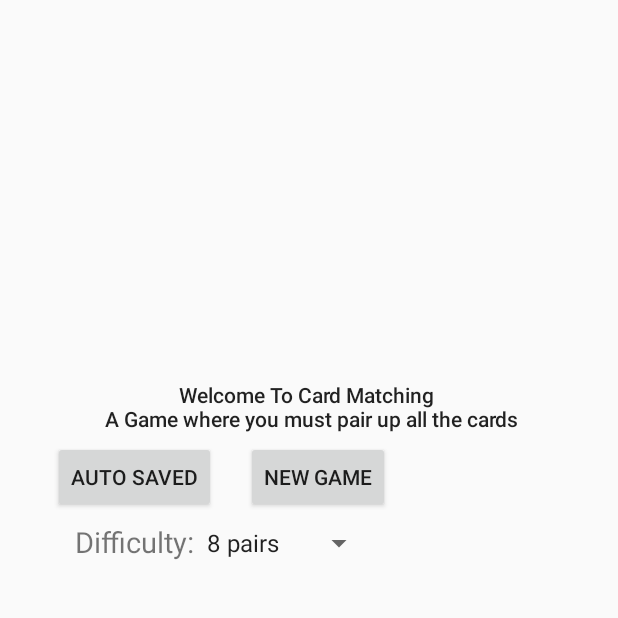
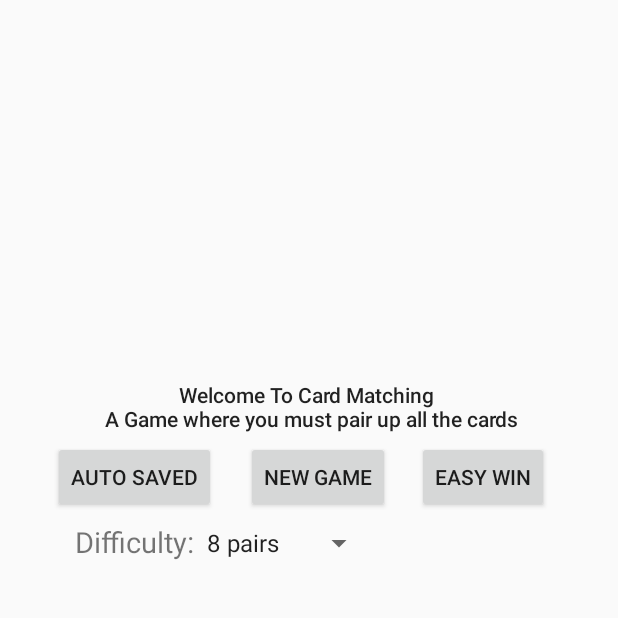
Before and after one commit to shuang55/gamecenter, an Android app: the CardMatchingStartingActivity screen opened directly, with no data from a screen before it, on a phone screen of 412 x 824 dp, the top half of it. Run offline under Robolectric (Android 15) with nearby library versions, the phone set to English and light mode, and no system bars.

Commit message:
Added easy win to card matching game

```diff
--- a/Phase2/GameCentre/app/src/main/java/fall2018/csc2017/cardmatching/CardMatchingBoard.java
+++ b/Phase2/GameCentre/app/src/main/java/fall2018/csc2017/cardmatching/CardMatchingBoard.java
@@ -26,6 +26,8 @@ public class CardMatchingBoard extends Observable implements Serializable, Itera
     void setIsSolved() {
         isSolved = 1 ;
     }
+
+    int pairsMatched;
 
     /**
      * 0 if board is not solved, 1 if board is solved.
@@ -72,6 +74,7 @@ public class CardMatchingBoard extends Observable implements Serializable, Itera
                 this.cards[row][col] = iter.next();
             }
         }
+        pairsMatched = numCardPair;
     }
 
     /**
--- a/Phase2/GameCentre/app/src/main/java/fall2018/csc2017/cardmatching/CardMatchingStartingActivity.java
+++ b/Phase2/GameCentre/app/src/main/java/fall2018/csc2017/cardmatching/CardMatchingStartingActivity.java
@@ -54,7 +54,8 @@ public class CardMatchingStartingActivity extends AppCompatActivity {
 
         addStartButtonListener();
         addLoadAutoSaveButtonListener();
-        addComplexityButton1();
+        addComplexityButton();
+        addOneMoveWinButton();
     }
 
     /**
@@ -65,7 +66,7 @@ public class CardMatchingStartingActivity extends AppCompatActivity {
         startButton.setOnClickListener(new View.OnClickListener() {
             @Override
             public void onClick(View v) {
-                cardMatchingBoardManager = new CardMatchingBoardManager(numCardPairs);
+                cardMatchingBoardManager = new CardMatchingBoardManager(numCardPairs, false);
                 gameCentre.saveManager(GameManager.TEMP_SAVE_START, cardMatchingBoardManager);
                 swapToCardMatching();
             }
@@ -120,7 +121,7 @@ public class CardMatchingStartingActivity extends AppCompatActivity {
     /**
      * Add more complexities , 8 pairs, 10 pairs, 12 pairs.
      */
-    public void addComplexityButton1() {
+    public void addComplexityButton() {
         final Spinner complexity1 = findViewById(R.id.complexity1);
         complexity1.setOnItemSelectedListener(new AdapterView.OnItemSelectedListener() {
             @Override
@@ -145,4 +146,16 @@ public class CardMatchingStartingActivity extends AppCompatActivity {
             }
         });
     }
+
+    public void addOneMoveWinButton() {
+        Button oneMoveToVictory = findViewById(R.id.OneMoveWin);
+        oneMoveToVictory.setOnClickListener(new View.OnClickListener() {
+            @Override
+            public void onClick(View v) {
+                cardMatchingBoardManager = new CardMatchingBoardManager(numCardPairs, true);
+                gameCentre.saveManager(GameManager.TEMP_SAVE_START, cardMatchingBoardManager);
+                swapToCardMatching();
+            }
+        });
+    }
 }
--- a/Phase2/GameCentre/app/src/main/res/layout/activity_starting_card_matching.xml
+++ b/Phase2/GameCentre/app/src/main/res/layout/activity_starting_card_matching.xml
@@ -46,6 +46,16 @@
         android:layout_marginStart="35dp"
         android:text="Auto Saved" />
 
+    <Button
+        android:id="@+id/OneMoveWin"
+        android:layout_width="wrap_content"
+        android:layout_height="wrap_content"
+        android:layout_below="@+id/GameText1"
+        android:layout_marginTop="-5dp"
+        android:layout_marginEnd="3dp"
+        android:layout_marginStart="278dp"
+        android:text="Easy Win" />
+
     <Spinner
         android:id="@+id/complexity1"
         android:layout_marginTop="350dp"
```
Also changed, not shown: Phase2/GameCentre/app/src/main/java/fall2018/csc2017/cardmatching/CardMatchingBoardManager.java (+5 -6 lines).
